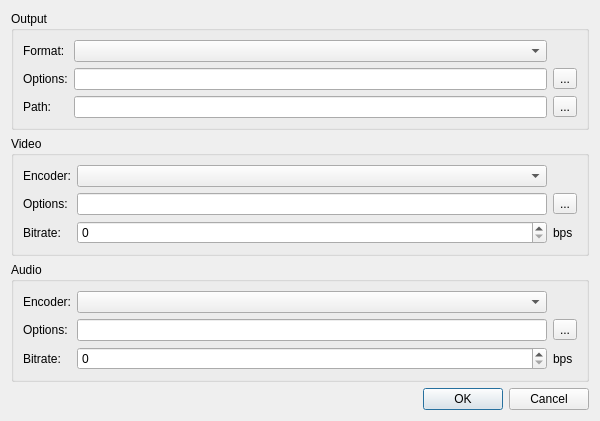
This is src/citra_qt/dumping/dumping_dialog.ui in yeager/Borked3DS as Qt 5 draws it before an edit. The edited form follows.
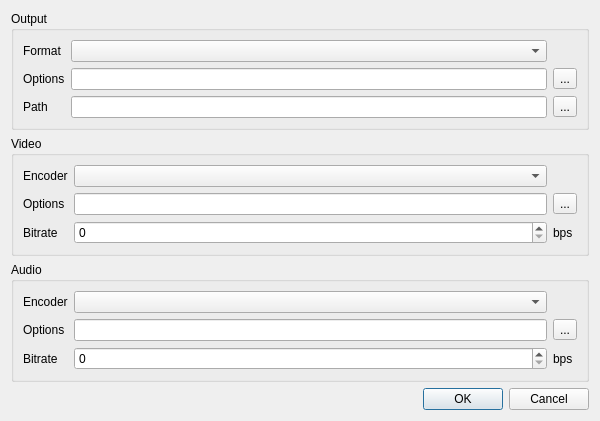
This is the edited form.

```diff
--- a/src/citra_qt/dumping/dumping_dialog.ui
+++ b/src/citra_qt/dumping/dumping_dialog.ui
@@ -23,7 +23,7 @@
       <item row="0" column="0">
        <widget class="QLabel">
         <property name="text">
-         <string>Format:</string>
+         <string>Format</string>
         </property>
        </widget>
       </item>
@@ -33,7 +33,7 @@
       <item row="1" column="0">
        <widget class="QLabel">
         <property name="text">
-         <string>Options:</string>
+         <string>Options</string>
         </property>
        </widget>
       </item>
@@ -50,7 +50,7 @@
       <item row="2" column="0">
        <widget class="QLabel">
         <property name="text">
-         <string>Path:</string>
+         <string>Path</string>
         </property>
        </widget>
       </item>
@@ -76,7 +76,7 @@
       <item row="0" column="0">
        <widget class="QLabel">
         <property name="text">
-         <string>Encoder:</string>
+         <string>Encoder</string>
         </property>
        </widget>
       </item>
@@ -93,7 +93,7 @@
       <item row="1" column="0">
        <widget class="QLabel">
         <property name="text">
-         <string>Options:</string>
+         <string>Options</string>
         </property>
        </widget>
       </item>
@@ -110,7 +110,7 @@
       <item row="2" column="0">
        <widget class="QLabel">
         <property name="text">
-         <string>Bitrate:</string>
+         <string>Bitrate</string>
         </property>
        </widget>
       </item>
@@ -143,7 +143,7 @@
       <item row="0" column="0">
        <widget class="QLabel">
         <property name="text">
-         <string>Encoder:</string>
+         <string>Encoder</string>
         </property>
        </widget>
       </item>
@@ -160,7 +160,7 @@
       <item row="1" column="0">
        <widget class="QLabel">
         <property name="text">
-         <string>Options:</string>
+         <string>Options</string>
         </property>
        </widget>
       </item>
@@ -177,7 +177,7 @@
       <item row="2" column="0">
        <widget class="QLabel">
         <property name="text">
-         <string>Bitrate:</string>
+         <string>Bitrate</string>
         </property>
        </widget>
       </item>
```
